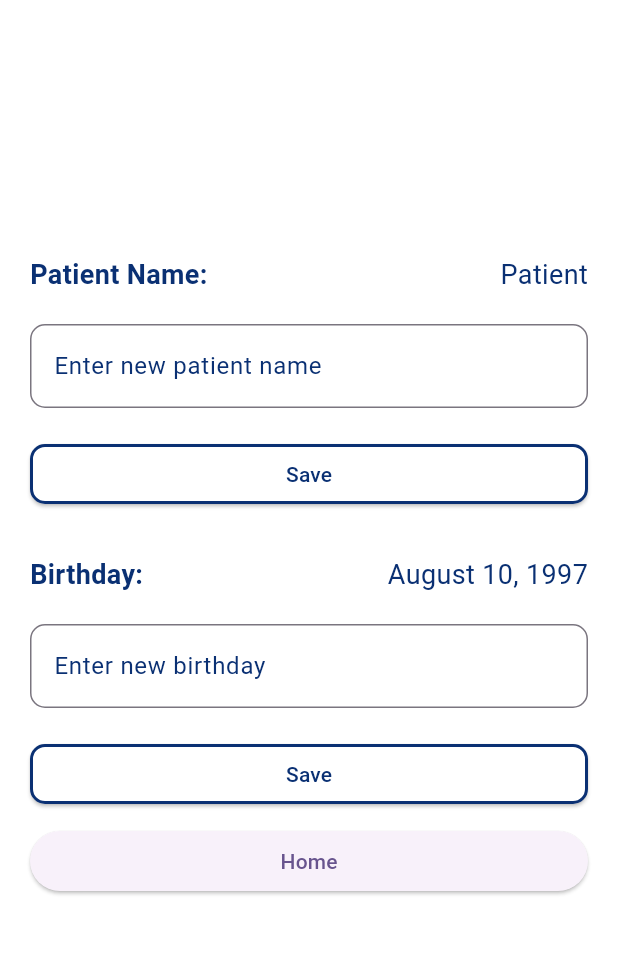
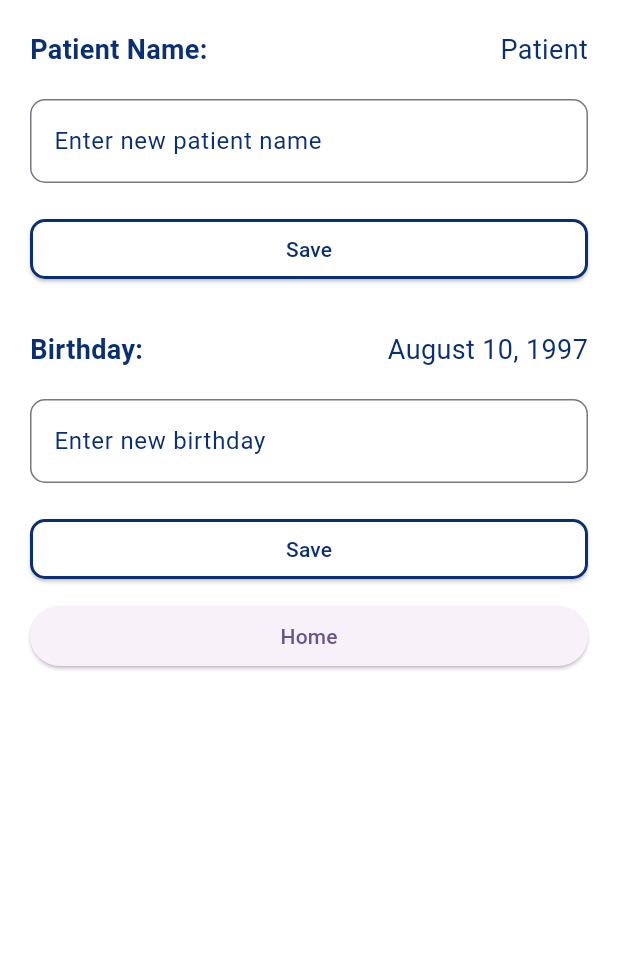
Before and after one commit to joshuamax14/flutter_blereactive, a Flutter app: the Changeuser screen opened directly, on a phone screen of 412 x 824 dp, the part 84-1039 px from its top. Run offline on Flutter 3.47's test engine with Material 3 defaults, Android fonts, the phone set to English and light mode, and no system bars; our stand-ins replace fl_chart, image_gallery_saver, screenshot; missing offline and left inert: flutter_reactive_ble.

Commit message:
scroll view changeuser.dart

```diff
--- a/new_project/lib/Screens/ChangeUser.dart
+++ b/new_project/lib/Screens/ChangeUser.dart
@@ -24,7 +24,8 @@ class Changeuser extends StatelessWidget {
         ],
       ),
       backgroundColor: Colors.white,
-      body: Padding(
+      body: SingleChildScrollView(
+        // Padding(
         padding: EdgeInsets.all(20),
         child: Column(
           mainAxisAlignment: MainAxisAlignment.center,
```
